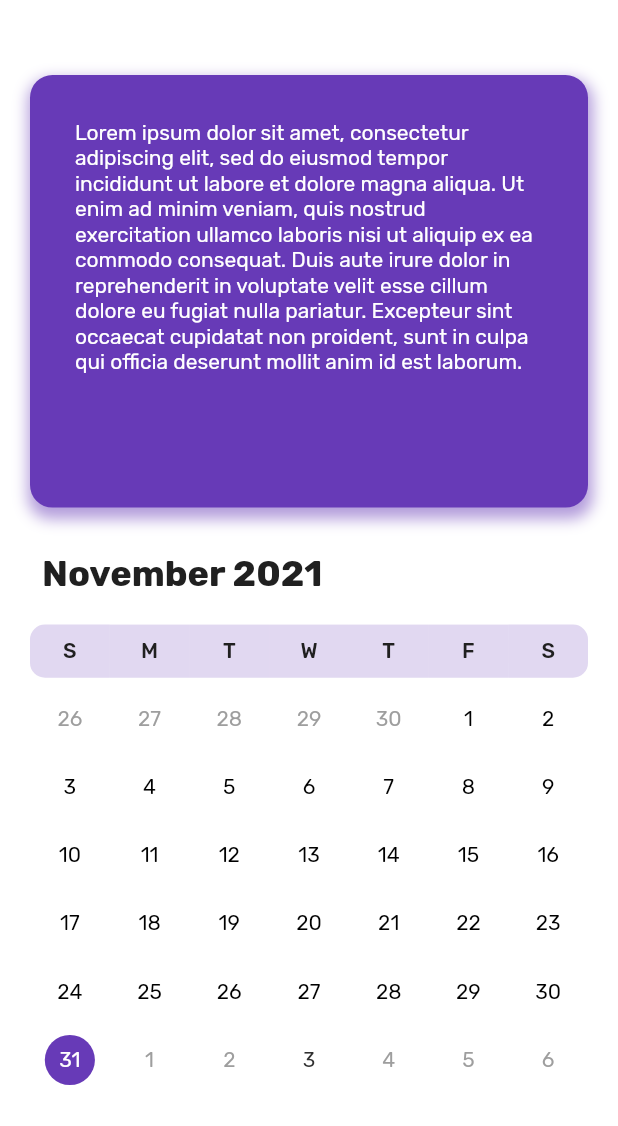
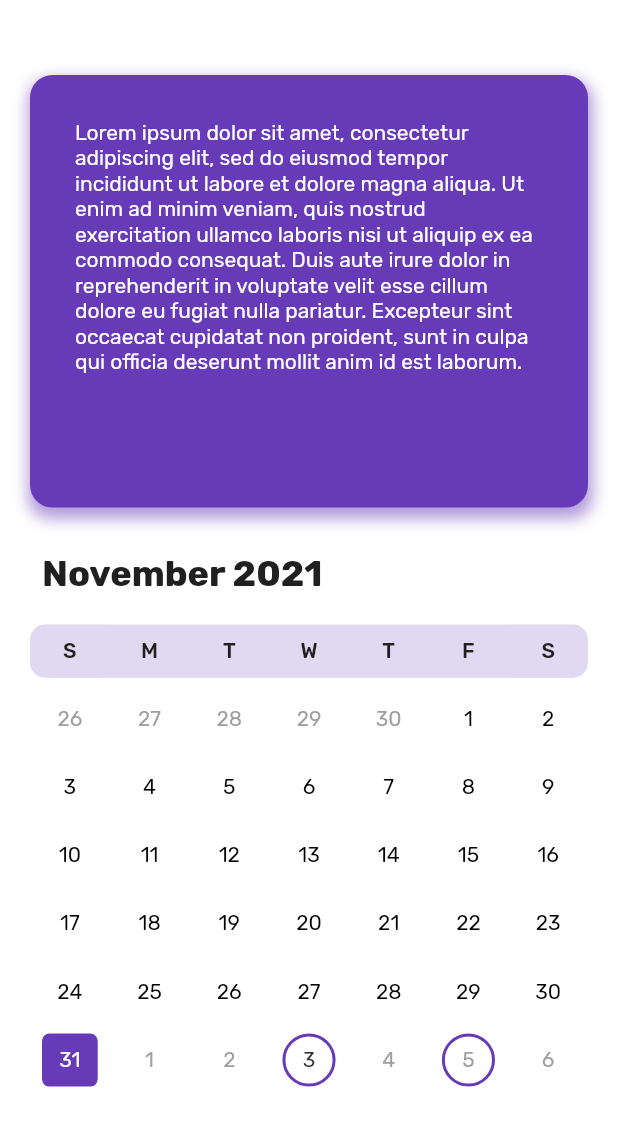
Before and after one commit to mariannepara/Calendar, a Flutter app: the screen it shows after launch, after a tap on an icon or button, on a phone screen of 412 x 824 dp. Shown: the top 1126 px of the screen. Run offline on Flutter 3.47's test engine with Material 2 defaults, Android fonts, the phone set to English and light mode, and no system bars.

Commit message:
Calendar Tile Finalize

```diff
--- /dev/null
+++ b/lib/calendar/data/calendar_events.dart
@@ -0,0 +1,61 @@
+import 'package:calendar_view/calendar/models/calendar_event.dart';
+
+final Map<DateTime, List<CalendarEvent>> calendarEvents = {
+  DateTime(DateTime.now().year, DateTime.now().month, DateTime.now().day): [
+    CalendarEvent(
+      summary: 'Flutter Stockholm',
+      startTime: DateTime(
+        DateTime.now().year,
+        DateTime.now().month,
+        DateTime.now().day,
+        0,
+        0,
+      ),
+      endTime: DateTime(
+        DateTime.now().year,
+        DateTime.now().month,
+        DateTime.now().day,
+        0,
+        0,
+      ),
+    ),
+  ],
+  DateTime(DateTime.now().year, DateTime.now().month, DateTime.now().day + 2): [
+    CalendarEvent(
+      summary: 'Flutter Amsterdam',
+      startTime: DateTime(
+        DateTime.now().year,
+        DateTime.now().month,
+        DateTime.now().day + 2,
+        0,
+        0,
+      ),
+      endTime: DateTime(
+        DateTime.now().year,
+        DateTime.now().month,
+        DateTime.now().day + 2,
+        0,
+        0,
+      ),
+    ),
+  ],
+  DateTime(DateTime.now().year, DateTime.now().month, DateTime.now().day + 8): [
+    CalendarEvent(
+      summary: 'Flutter New York',
+      startTime: DateTime(
+        DateTime.now().year,
+        DateTime.now().month,
+        DateTime.now().day + 8,
+        0,
+        0,
+      ),
+      endTime: DateTime(
+        DateTime.now().year,
+        DateTime.now().month,
+        DateTime.now().day + 8,
+        0,
+        0,
+      ),
+    ),
+  ],
+};
--- a/lib/calendar/models/calendar_event.dart
+++ b/lib/calendar/models/calendar_event.dart
@@ -1,21 +1,21 @@
 import 'package:flutter/material.dart';
 
 class CalendarEvent {
-  String summary;
-  String description;
-  String location;
-  DateTime startTime;
-  DateTime endTime;
-  Color color;
-  bool isAllDay;
-  bool isDone;
+  String? summary;
+  String? description;
+  String? location;
+  DateTime? startTime;
+  DateTime? endTime;
+  Color? color;
+  bool? isAllDay;
+  bool? isDone;
 
-  CalendarEvent(
-    this.summary, {
+  CalendarEvent({
+    this.summary,
     this.description = '',
     this.location = '',
-    required this.startTime,
-    required this.endTime,
+    this.startTime,
+    this.endTime,
     this.color = Colors.blue,
     this.isAllDay = false,
     this.isDone = false,
--- a/lib/calendar/widgets/calendar.dart
+++ b/lib/calendar/widgets/calendar.dart
@@ -1,11 +1,10 @@
+import 'package:calendar_view/calendar/models/calendar_event.dart';
 import 'package:flutter/material.dart';
 import 'package:collection/collection.dart';
 
+import 'calendar_tile.dart';
 import 'package:calendar_view/shared/shared.dart';
-
-import 'calendar_tile.dart';
-
-typedef DayBuilder(BuildContext context, DateTime day);
+import 'package:calendar_view/calendar/data/calendar_events.dart';
 
 class Calendar extends StatefulWidget {
   const Calendar({
@@ -60,56 +59,19 @@ class _CalendarState extends State<Calendar> {
     return dateStyles;
   }
 
-  _firstDayOfWeek(DateTime date) {
-    final DateTime day = DateTime.utc(
-        _selectedDate.year, _selectedDate.month, _selectedDate.day, 12);
-    return day.weekday == 7 ? day : day.subtract(Duration(days: day.weekday));
-  }
-
-  _lastDayOfWeek(DateTime date) {
-    return _firstDayOfWeek(date).add(const Duration(days: 7));
-  }
-
   void handleSelectedDateAndUserCallback(DateTime day) {
-    var firstDayOfCurrentWeek = _firstDayOfWeek(day);
-    var lastDayOfCurrentWeek = _lastDayOfWeek(day);
-
-    // Check if the selected day falls into the next month. If this is the case,
-    // then we need to additionaly check, if a day in next year was selected.
-    // if (_selectedDate.month > day.month) {
-    //   // Day in next year selected? Switch to next month.
-    //   if (_selectedDate.year < day.year) {
-    //     nextMonth();
-    //   } else {
-    //     previousMonth();
-    //   }
-    // }
-
-    // Check if the selected day falls into the last month. If this is the case,
-    // then we need to additionaly check, if a day in last year was selected.
-    // if (_selectedDate.month < day.month) {
-    //   // Day in next last selected? Switch to next month.
-    //   if (_selectedDate.year > day.year) {
-    //     previousMonth();
-    //   } else {
-    //     nextMonth();
-    //   }
-    // }
-
     setState(() {
       _selectedDate = day;
       selectedMonthsDays = _daysInMonth(day);
-      // _selectedEvents = widget.events?[_selectedDate] ?? [];
     });
 
-    if (widget.onDateSelected != null) {
-      widget.onDateSelected!(day);
-    }
+    if (widget.onDateSelected != null) widget.onDateSelected!(day);
   }
 
   List<Widget> calendarBuilder() {
     List<Widget> dayWidgets = [];
     List<DateTime> selectedMonthsDays = _daysInMonth(_selectedDate);
+    CalendarEvent calendarEvent = CalendarEvent();
 
     Utils.weekdays.forEachIndexed((index, day) {
       dayWidgets.add(
@@ -134,11 +96,17 @@ class _CalendarState extends State<Calendar> {
 
       if (Utils.isFirstDayOfMonth(day)) monthStarted = true;
 
+      if (calendarEvents[day]?.first != null) {
+        calendarEvent = calendarEvents[day]?.first as CalendarEvent;
+      } else {
+        calendarEvent = CalendarEvent();
+      }
+
       dayWidgets.add(
         CalendarTile(
           todayColor: AppColors.primaryDark,
           eventColor: AppColors.primary,
-          // events: events![day],
+          calendarEvent: calendarEvent,
           onDateSelected: () => handleSelectedDateAndUserCallback(day),
           date: day,
           dateStyles: configureDateStyle(monthStarted, monthEnded),
--- a/lib/calendar/widgets/calendar_tile.dart
+++ b/lib/calendar/widgets/calendar_tile.dart
@@ -11,7 +11,7 @@ class CalendarTile extends StatelessWidget {
   final bool isDayOfWeek;
   final bool isSelected;
   final bool inMonth;
-  final List<CalendarEvent>? events;
+  final CalendarEvent? calendarEvent;
   final TextStyle? dayOfWeekStyle;
   final TextStyle? dateStyles;
   final Widget? child;
@@ -22,6 +22,7 @@ class CalendarTile extends StatelessWidget {
   final int? position;
 
   const CalendarTile({
+    Key? key,
     this.onDateSelected,
     this.date,
     this.child,
@@ -31,13 +32,13 @@ class CalendarTile extends StatelessWidget {
     this.isDayOfWeek = false,
     this.isSelected = false,
     this.inMonth = true,
-    this.events,
+    this.calendarEvent,
     this.selectedColor,
     this.todayColor,
     this.eventColor,
     this.eventDoneColor,
     this.position,
-  });
+  }) : super(key: key);
 
   Widget renderDateOrDayOfWeek(BuildContext context) {
     BorderRadius borderRadiusOfDay;
@@ -62,6 +63,36 @@ class CalendarTile extends StatelessWidget {
       borderRadiusOfDay = borderRadiusNone;
     }
 
+    BoxDecoration boxDecorationOfDay;
+    Color colorOfDay;
+
+    if (calendarEvent?.startTime == date && isSelected) {
+      boxDecorationOfDay = BoxDecoration(
+        shape: BoxShape.circle,
+        color: Theme.of(context).primaryColor,
+      );
+      colorOfDay = Colors.white;
+    } else if (calendarEvent?.startTime == date) {
+      boxDecorationOfDay = BoxDecoration(
+        shape: BoxShape.circle,
+        border: Border.all(
+          color: Theme.of(context).primaryColor,
+          width: 2,
+        ),
+      );
+      colorOfDay = AppColors.black;
+    } else if (isSelected) {
+      boxDecorationOfDay = BoxDecoration(
+        shape: BoxShape.rectangle,
+        borderRadius: const BorderRadius.all(Radius.circular(5)),
+        color: Theme.of(context).primaryColor,
+      );
+      colorOfDay = Colors.white;
+    } else {
+      boxDecorationOfDay = const BoxDecoration();
+      colorOfDay = AppColors.black;
+    }
+
     if (isDayOfWeek) {
       return Container(
         alignment: Alignment.center,
@@ -79,78 +110,24 @@ class CalendarTile extends StatelessWidget {
         ),
       );
     } else {
-      // int eventCount = 0;
-
       return GestureDetector(
         onTap: onDateSelected,
         child: Padding(
-          padding: const EdgeInsets.all(1.0),
+          padding: const EdgeInsets.symmetric(horizontal: 8.0),
           child: Container(
-            decoration: isSelected && date != null
-                ? BoxDecoration(
-                    shape: BoxShape.circle,
-                    color: selectedColor != null
-                        ? Utils.isSameDay(date!, DateTime.now())
-                            ? Colors.red
-                            : selectedColor
-                        : Theme.of(context).primaryColor,
-                  )
-                : const BoxDecoration(),
+            decoration: boxDecorationOfDay,
             alignment: Alignment.center,
-            child: Column(
-              mainAxisAlignment: MainAxisAlignment.center,
-              children: <Widget>[
-                Text(
-                  date != null ? DateFormat("d").format(date!) : '',
+            child: Text(
+              date != null ? DateFormat('d').format(date!) : '',
               style: TextStyle(
                 fontSize: 14.0,
                 fontWeight: FontWeight.w400,
-                    color: isSelected && date != null
-                        ? Colors.white
-                        : Utils.isSameDay(date!, DateTime.now())
+                color: Utils.isSameDay(date!, DateTime.now())
                     ? todayColor
                     : inMonth
-                                ? Colors.black
+                        ? colorOfDay
                         : Colors.grey,
               ),
-                ),
-                // events != null && events!.isNotEmpty
-                //     ? Row(
-                //         mainAxisAlignment: MainAxisAlignment.center,
-                //         children: events!.map(
-                //           (event) {
-                //             eventCount++;
-                //             if (eventCount > 3) return Container();
-
-                //             return Container(
-                //               margin: const EdgeInsets.only(
-                //                 left: 2.0,
-                //                 right: 2.0,
-                //                 top: 1.0,
-                //               ),
-                //               width: 5.0,
-                //               height: 5.0,
-                //               decoration: BoxDecoration(
-                //                 shape: BoxShape.circle,
-                //                 color: (() {
-                //                   if (event.isDone) {
-                //                     return eventDoneColor ??
-                //                         Theme.of(context).primaryColor;
-                //                   }
-                //                   if (isSelected) return Colors.white;
-                //                   return eventColor ??
-                //                       Theme.of(context)
-                //                           .textTheme
-                //                           .bodyText1
-                //                           ?.color;
-                //                 }()),
-                //               ),
-                //             );
-                //           },
-                //         ).toList(),
-                //       )
-                //     : Container(),
-              ],
             ),
           ),
         ),
```
Lines whose indentation alone changed are shown as unchanged.
